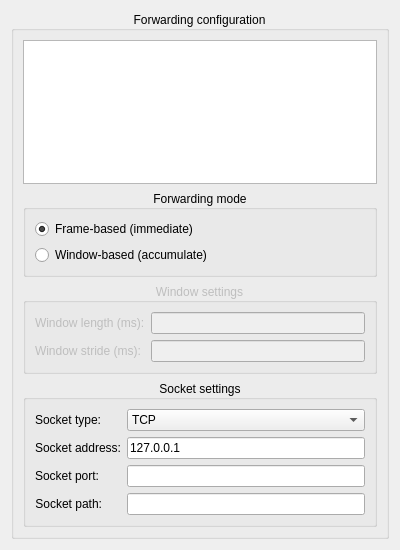
First picture: the form in biogui/resources/forwarding_config_widget.ui, repository pulp-bio/biogui, before the edit.
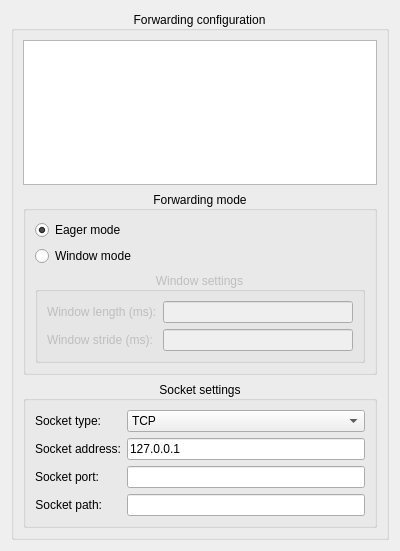
Second picture: the form after the edit.

Commit message: Refined forwarding mode; renamed local sockets to unix sockets.

Patch:
```diff
--- a/biogui/resources/forwarding_config_widget.ui
+++ b/biogui/resources/forwarding_config_widget.ui
@@ -7,7 +7,7 @@
     <x>0</x>
     <y>0</y>
     <width>400</width>
-    <height>550</height>
+    <height>551</height>
    </rect>
   </property>
   <property name="windowTitle">
@@ -42,7 +42,7 @@
                                                 >Forward data as soon as a complete frame arrives (recommended for real-time streaming)</string>
            </property>
            <property name="text">
-            <string>Frame-based (immediate)</string>
+            <string>Eager mode</string>
            </property>
            <property name="checked">
             <bool>true</bool>
@@ -56,11 +56,8 @@
                                                 >Accumulate samples into windows of specified length (for batch processing)</string>
            </property>
            <property name="text">
-            <string>Window-based (accumulate)</string>
+            <string>Window mode</string>
            </property>
-          </widget>
-         </item>
-        </layout>
        </widget>
       </item>
       <item>
@@ -93,7 +90,10 @@
           </widget>
          </item>
          <item row="1" column="1">
-          <widget class="QLineEdit" name="winStrideTextField" />
+             <widget class="QLineEdit" name="winStrideTextField"/>
+            </item>
+           </layout>
+          </widget>
          </item>
         </layout>
        </widget>
```
Left out of the diff: 32 changed lines with no effect on the pictures. Lines whose indentation alone changed are shown as unchanged. The commit also changes 8 other files.
